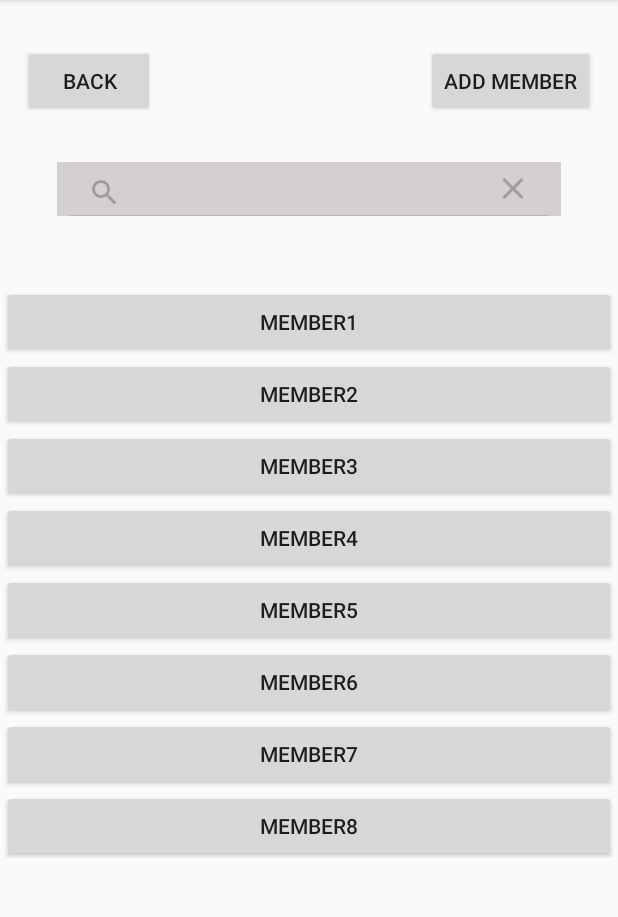
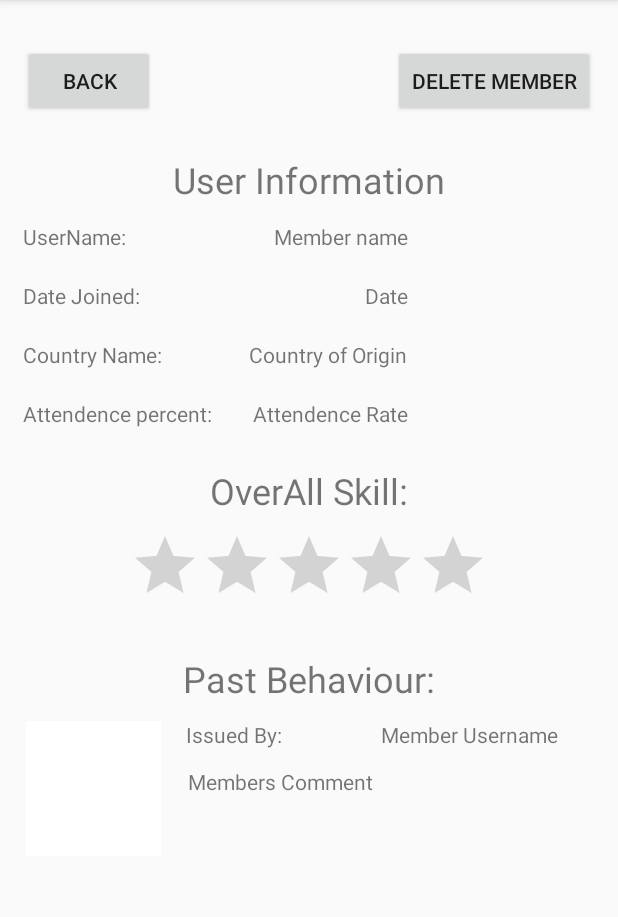
Before and after one commit to ideed/ClanManager, an Android app: the MemberActivity screen opened directly, with no data from a screen before it, after a tap on "MEMBER1", on a phone screen of 412 x 824 dp, the part 84-1001 px from its top. Run offline under Robolectric (Android 15) with nearby library versions, the phone set to English and light mode, and no system bars; 3 other taps on this screen came first.

Commit message:
Darragh fourth commit

```diff
--- a/app/src/main/java/com/example/clanmanager/ClanActivity.java
+++ b/app/src/main/java/com/example/clanmanager/ClanActivity.java
@@ -29,7 +29,7 @@ public class ClanActivity extends AppCompatActivity {
         clanName = (EditText)findViewById(R.id.editText1);
         create = (Button)findViewById(R.id.createBtn);
         join = (Button)findViewById(R.id.joinBtn);
-        delete = (Button)findViewById(R.id.deleteBtn);
+        delete = (Button)findViewById(R.id.button1);
 
 
         database = FirebaseDatabase.getInstance();
--- a/app/src/main/java/com/example/clanmanager/EventActivity.java
+++ b/app/src/main/java/com/example/clanmanager/EventActivity.java
@@ -18,8 +18,8 @@ public class EventActivity extends AppCompatActivity {
         super.onCreate(savedInstanceState);
         setContentView(R.layout.activity_event);
 
-        back = (Button)findViewById(R.id.button7);
-        editEvents = (Button)findViewById(R.id.button8);
+        back = (Button)findViewById(R.id.button5);
+        editEvents = (Button)findViewById(R.id.button6);
         calender = (CalendarView)findViewById(R.id.calendarView);
 
         back.setOnClickListener(new View.OnClickListener() {
--- a/app/src/main/java/com/example/clanmanager/MemberActivity.java
+++ b/app/src/main/java/com/example/clanmanager/MemberActivity.java
@@ -2,6 +2,7 @@ package com.example.clanmanager;
 
 import androidx.appcompat.app.AppCompatActivity;
 
+import android.content.Intent;
 import android.os.Bundle;
 import android.view.View;
 import android.widget.Button;
@@ -35,23 +36,23 @@ public class MemberActivity extends AppCompatActivity {
         super.onCreate(savedInstanceState);
         setContentView(R.layout.activity_member);
 
-        back = (Button)findViewById(R.id.button1);
+        back = (Button)findViewById(R.id.backBtn);
         addMember = (Button)findViewById(R.id.joinBtn);
-        member1 = (Button)findViewById(R.id.deleteBtn);
-        member2 = (Button)findViewById(R.id.button4);
-        member3 = (Button)findViewById(R.id.button5);
-        member4 = (Button)findViewById(R.id.button6);
-        member5 = (Button)findViewById(R.id.button7);
-        member6 = (Button)findViewById(R.id.button8);
-        member7 = (Button)findViewById(R.id.button9);
-        member8 = (Button)findViewById(R.id.button10);
-        member9 = (Button)findViewById(R.id.button11);
-        member10 = (Button)findViewById(R.id.button12);
-        member11 = (Button)findViewById(R.id.button13);
-        member12 = (Button)findViewById(R.id.button14);
-        member13 = (Button)findViewById(R.id.button15);
-        member14 = (Button)findViewById(R.id.button16);
-        member15 = (Button)findViewById(R.id.button17);
+        member1 = (Button)findViewById(R.id.button1);
+        member2 = (Button)findViewById(R.id.button2);
+        member3 = (Button)findViewById(R.id.button3);
+        member4 = (Button)findViewById(R.id.button4);
+        member5 = (Button)findViewById(R.id.button5);
+        member6 = (Button)findViewById(R.id.button6);
+        member7 = (Button)findViewById(R.id.button7);
+        member8 = (Button)findViewById(R.id.button8);
+        member9 = (Button)findViewById(R.id.button9);
+        member10 = (Button)findViewById(R.id.button10);
+        member11 = (Button)findViewById(R.id.button11);
+        member12 = (Button)findViewById(R.id.button12);
+        member13 = (Button)findViewById(R.id.button13);
+        member14 = (Button)findViewById(R.id.button14);
+        member15 = (Button)findViewById(R.id.button15);
         search = (SearchView)findViewById(R.id.searchView1);
         scroll = (ScrollView)findViewById(R.id.scrollView1);
 
@@ -72,105 +73,105 @@ public class MemberActivity extends AppCompatActivity {
         member1.setOnClickListener(new View.OnClickListener() {
             @Override
             public void onClick(View view) {
-
+                startActivity(new Intent(getApplicationContext(),MembersPageActivity.class));
             }
         });
 
         member2.setOnClickListener(new View.OnClickListener() {
             @Override
             public void onClick(View view) {
-
+                startActivity(new Intent(getApplicationContext(),MembersPageActivity.class));
             }
         });
 
         member3.setOnClickListener(new View.OnClickListener() {
             @Override
             public void onClick(View view) {
-
+                startActivity(new Intent(getApplicationContext(),MembersPageActivity.class));
             }
         });
 
         member4.setOnClickListener(new View.OnClickListener() {
             @Override
             public void onClick(View view) {
-
+                startActivity(new Intent(getApplicationContext(),MembersPageActivity.class));
             }
         });
 
         member5.setOnClickListener(new View.OnClickListener() {
             @Override
             public void onClick(View view) {
-
+                startActivity(new Intent(getApplicationContext(),MembersPageActivity.class));
             }
         });
 
         member6.setOnClickListener(new View.OnClickListener() {
             @Override
             public void onClick(View view) {
-
+                startActivity(new Intent(getApplicationContext(),MembersPageActivity.class));
             }
         });
 
         member7.setOnClickListener(new View.OnClickListener() {
             @Override
             public void onClick(View view) {
-
+                startActivity(new Intent(getApplicationContext(),MembersPageActivity.class));
             }
         });
 
         member8.setOnClickListener(new View.OnClickListener() {
             @Override
             public void onClick(View view) {
-
+                startActivity(new Intent(getApplicationContext(),MembersPageActivity.class));
             }
         });
 
         member9.setOnClickListener(new View.OnClickListener() {
             @Override
             public void onClick(View view) {
-
+                startActivity(new Intent(getApplicationContext(),MembersPageActivity.class));
             }
         });
 
         member10.setOnClickListener(new View.OnClickListener() {
             @Override
             public void onClick(View view) {
-
+                startActivity(new Intent(getApplicationContext(),MembersPageActivity.class));
             }
         });
 
         member11.setOnClickListener(new View.OnClickListener() {
             @Override
             public void onClick(View view) {
-
+                startActivity(new Intent(getApplicationContext(),MembersPageActivity.class));
             }
         });
 
         member12.setOnClickListener(new View.OnClickListener() {
             @Override
             public void onClick(View view) {
-
+                startActivity(new Intent(getApplicationContext(),MembersPageActivity.class));
             }
         });
 
         member13.setOnClickListener(new View.OnClickListener() {
             @Override
             public void onClick(View view) {
-
+                startActivity(new Intent(getApplicationContext(),MembersPageActivity.class));
             }
         });
 
         member14.setOnClickListener(new View.OnClickListener() {
             @Override
             public void onClick(View view) {
-
+                startActivity(new Intent(getApplicationContext(),MembersPageActivity.class));
             }
         });
 
         member15.setOnClickListener(new View.OnClickListener() {
             @Override
             public void onClick(View view) {
-
+                startActivity(new Intent(getApplicationContext(),MembersPageActivity.class));
             }
         });
         search.setOnClickListener(new View.OnClickListener() {
--- a/app/src/main/java/com/example/clanmanager/MembersPageActivity.java
+++ b/app/src/main/java/com/example/clanmanager/MembersPageActivity.java
@@ -3,12 +3,37 @@ package com.example.clanmanager;
 import androidx.appcompat.app.AppCompatActivity;
 
 import android.os.Bundle;
+import android.view.View;
+import android.widget.Button;
+import android.widget.RatingBar;
 
 public class MembersPageActivity extends AppCompatActivity {
+
+    private Button back;
+    private Button deleteMember;
+    private RatingBar rating;
 
     @Override
     protected void onCreate(Bundle savedInstanceState) {
         super.onCreate(savedInstanceState);
         setContentView(R.layout.activity_members_page);
+
+        back = (Button) findViewById(R.id.backBtn);
+        deleteMember = (Button) findViewById(R.id.button2);
+        rating = (RatingBar) findViewById(R.id.ratingBar1);
+
+        back.setOnClickListener(new View.OnClickListener() {
+            @Override
+            public void onClick(View view) {
+
+            }
+        });
+
+        deleteMember.setOnClickListener(new View.OnClickListener() {
+            @Override
+            public void onClick(View view) {
+
+            }
+        });
     }
 }
--- a/app/src/main/res/layout/activity_clan.xml
+++ b/app/src/main/res/layout/activity_clan.xml
@@ -52,7 +52,7 @@
         app:layout_constraintTop_toBottomOf="@+id/textView3" />
 
     <Button
-        android:id="@+id/deleteBtn"
+        android:id="@+id/button1"
         android:layout_width="wrap_content"
         android:layout_height="wrap_content"
         android:layout_marginStart="25dp"
@@ -93,7 +93,7 @@
         android:layout_marginTop="20dp"
         android:text="Name of the clan you wish to delete."
         app:layout_constraintStart_toStartOf="parent"
-        app:layout_constraintTop_toBottomOf="@+id/deleteBtn" />
+        app:layout_constraintTop_toBottomOf="@+id/button1" />
 
     <EditText
         android:id="@+id/editText1"
--- a/app/src/main/res/layout/activity_event.xml
+++ b/app/src/main/res/layout/activity_event.xml
@@ -7,7 +7,7 @@
     tools:context=".EventActivity">
 
     <Button
-        android:id="@+id/button8"
+        android:id="@+id/button6"
         android:layout_width="wrap_content"
         android:layout_height="wrap_content"
         android:layout_marginTop="30dp"
@@ -18,7 +18,7 @@
         app:layout_constraintTop_toTopOf="parent" />
 
     <Button
-        android:id="@+id/button7"
+        android:id="@+id/button5"
         android:layout_width="wrap_content"
         android:layout_height="wrap_content"
         android:layout_marginStart="15dp"
@@ -40,7 +40,7 @@
         app:layout_constraintEnd_toEndOf="parent"
         app:layout_constraintHorizontal_bias="0.48"
         app:layout_constraintStart_toStartOf="parent"
-        app:layout_constraintTop_toBottomOf="@+id/button8" />
+        app:layout_constraintTop_toBottomOf="@+id/button6" />
 
     <TextView
         android:id="@+id/textView8"
--- a/app/src/main/res/layout/activity_member.xml
+++ b/app/src/main/res/layout/activity_member.xml
@@ -7,7 +7,7 @@
     tools:context=".MemberActivity">
 
     <Button
-        android:id="@+id/button1"
+        android:id="@+id/backBtn"
         android:layout_width="wrap_content"
         android:layout_height="wrap_content"
         android:layout_marginStart="15dp"
@@ -40,7 +40,7 @@
         android:background="#D5D0D0"
         app:layout_constraintEnd_toEndOf="parent"
         app:layout_constraintStart_toStartOf="parent"
-        app:layout_constraintTop_toBottomOf="@+id/button1" />
+        app:layout_constraintTop_toBottomOf="@+id/backBtn" />
 
     <ScrollView
         android:id="@+id/scrollView1"
@@ -58,91 +58,91 @@
             android:orientation="vertical">
 
             <Button
-                android:id="@+id/deleteBtn"
+                android:id="@+id/button1"
                 android:layout_width="match_parent"
                 android:layout_height="wrap_content"
                 android:text="Member1" />
 
             <Button
-                android:id="@+id/button4"
+                android:id="@+id/button2"
                 android:layout_width="match_parent"
                 android:layout_height="wrap_content"
                 android:text="Member2" />
 
             <Button
-                android:id="@+id/button5"
+                android:id="@+id/button3"
                 android:layout_width="match_parent"
                 android:layout_height="wrap_content"
                 android:text="Member3" />
 
             <Button
-                android:id="@+id/button6"
+                android:id="@+id/button4"
                 android:layout_width="match_parent"
                 android:layout_height="wrap_content"
                 android:text="Member4" />
 
             <Button
-                android:id="@+id/button7"
+                android:id="@+id/button5"
                 android:layout_width="match_parent"
                 android:layout_height="wrap_content"
                 android:text="Member5" />
 
             <Button
-                android:id="@+id/button8"
+                android:id="@+id/button6"
                 android:layout_width="match_parent"
                 android:layout_height="wrap_content"
                 android:text="Member6" />
 
             <Button
-                android:id="@+id/button9"
+                android:id="@+id/button7"
                 android:layout_width="match_parent"
                 android:layout_height="wrap_content"
                 android:text="Member7" />
 
             <Button
-                android:id="@+id/button10"
+                android:id="@+id/button8"
                 android:layout_width="match_parent"
                 android:layout_height="wrap_content"
                 android:text="Member8" />
 
             <Button
-                android:id="@+id/button11"
+                android:id="@+id/button9"
                 android:layout_width="match_parent"
                 android:layout_height="wrap_content"
                 android:text="Member9" />
 
             <Button
-                android:id="@+id/button12"
+                android:id="@+id/button10"
                 android:layout_width="match_parent"
                 android:layout_height="wrap_content"
                 android:text="Member10" />
 
             <Button
-                android:id="@+id/button13"
+                android:id="@+id/button11"
                 android:layout_width="match_parent"
                 android:layout_height="wrap_content"
                 android:text="Member11" />
 
             <Button
-                android:id="@+id/button14"
+                android:id="@+id/button12"
                 android:layout_width="match_parent"
                 android:layout_height="wrap_content"
                 android:text="Member12" />
 
             <Button
-                android:id="@+id/button15"
+                android:id="@+id/button13"
                 android:layout_width="match_parent"
                 android:layout_height="wrap_content"
                 android:text="Member13" />
 
             <Button
-                android:id="@+id/button16"
+                android:id="@+id/button14"
                 android:layout_width="match_parent"
                 android:layout_height="wrap_content"
                 android:text="Member14" />
 
             <Button
-                android:id="@+id/button17"
+                android:id="@+id/button15"
                 android:layout_width="match_parent"
                 android:layout_height="wrap_content"
                 android:text="Member15" />
--- a/app/src/main/res/layout/activity_members_page.xml
+++ b/app/src/main/res/layout/activity_members_page.xml
@@ -7,7 +7,7 @@
     tools:context=".MembersPageActivity">
 
     <Button
-        android:id="@+id/button18"
+        android:id="@+id/backBtn"
         android:layout_width="wrap_content"
         android:layout_height="wrap_content"
         android:layout_marginStart="15dp"
@@ -18,7 +18,7 @@
         app:layout_constraintTop_toTopOf="parent" />
 
     <Button
-        android:id="@+id/button19"
+        android:id="@+id/button2"
         android:layout_width="wrap_content"
         android:layout_height="wrap_content"
         android:layout_marginTop="30dp"
@@ -29,7 +29,7 @@
         app:layout_constraintTop_toTopOf="parent" />
 
     <TextView
-        android:id="@+id/textView10"
+        android:id="@+id/textView2"
         android:layout_width="wrap_content"
         android:layout_height="wrap_content"
         android:layout_marginStart="15dp"
@@ -37,10 +37,10 @@
         android:layout_marginTop="70dp"
         android:text="UserName:"
         app:layout_constraintStart_toStartOf="parent"
-        app:layout_constraintTop_toBottomOf="@+id/button18" />
+        app:layout_constraintTop_toBottomOf="@+id/backBtn" />
 
     <TextView
-        android:id="@+id/textView11"
+        android:id="@+id/textView4"
         android:layout_width="wrap_content"
         android:layout_height="wrap_content"
         android:layout_marginStart="15dp"
@@ -48,10 +48,10 @@
         android:layout_marginTop="20dp"
         android:text="Date Joined:"
         app:layout_constraintStart_toStartOf="parent"
-        app:layout_constraintTop_toBottomOf="@+id/textView10" />
+        app:layout_constraintTop_toBottomOf="@+id/textView2" />
 
     <TextView
-        android:id="@+id/textView12"
+        android:id="@+id/textView6"
         android:layout_width="wrap_content"
         android:layout_height="wrap_content"
         android:layout_marginStart="15dp"
@@ -59,10 +59,10 @@
         android:layout_marginTop="20dp"
         android:text="Country Name:"
         app:layout_constraintStart_toStartOf="parent"
-        app:layout_constraintTop_toBottomOf="@+id/textView11" />
+        app:layout_constraintTop_toBottomOf="@+id/textView4" />
 
     <TextView
-        android:id="@+id/textView13"
+        android:id="@+id/textView3"
         android:layout_width="wrap_content"
         android:layout_height="wrap_content"
         android:layout_marginTop="12dp"
@@ -70,10 +70,10 @@
         android:layout_marginRight="140dp"
         android:text="Member name"
         app:layout_constraintEnd_toEndOf="parent"
-        app:layout_constraintTop_toBottomOf="@+id/textView23" />
+        app:layout_constraintTop_toBottomOf="@+id/textView1" />
 
     <TextView
-        android:id="@+id/textView15"
+        android:id="@+id/textView7"
         android:layout_width="wrap_content"
         android:layout_height="wrap_content"
         android:layout_marginTop="20dp"
@@ -81,10 +81,10 @@
         android:layout_marginRight="140dp"
         android:text="Country of Origin"
         app:layout_constraintEnd_toEndOf="parent"
-        app:layout_constraintTop_toBottomOf="@+id/textView24" />
+        app:layout_constraintTop_toBottomOf="@+id/textView5" />
 
     <TextView
-        android:id="@+id/textView16"
+        android:id="@+id/textView8"
         android:layout_width="wrap_content"
         android:layout_height="wrap_content"
         android:layout_marginStart="15dp"
@@ -92,10 +92,10 @@
         android:layout_marginTop="20dp"
         android:text="Attendence percent:"
         app:layout_constraintStart_toStartOf="parent"
-        app:layout_constraintTop_toBottomOf="@+id/textView12" />
+        app:layout_constraintTop_toBottomOf="@+id/textView6" />
 
     <TextView
-        android:id="@+id/textView17"
+        android:id="@+id/textView9"
         android:layout_width="wrap_content"
         android:layout_height="wrap_content"
         android:layout_marginTop="20dp"
@@ -103,10 +103,10 @@
         android:layout_marginRight="140dp"
         android:text="Attendence Rate"
         app:layout_constraintEnd_toEndOf="parent"
-        app:layout_constraintTop_toBottomOf="@+id/textView15" />
+        app:layout_constraintTop_toBottomOf="@+id/textView7" />
 
     <RatingBar
-        android:id="@+id/ratingBar2"
+        android:id="@+id/ratingBar1"
         android:layout_width="wrap_content"
         android:layout_height="wrap_content"
         android:layout_marginStart="85dp"
@@ -116,10 +116,10 @@
         android:layout_marginRight="86dp"
         app:layout_constraintEnd_toEndOf="parent"
         app:layout_constraintStart_toStartOf="parent"
-        app:layout_constraintTop_toBottomOf="@+id/textView18" />
+        app:layout_constraintTop_toBottomOf="@+id/textView10" />
 
     <TextView
-        android:id="@+id/textView18"
+        android:id="@+id/textView10"
         android:layout_width="wrap_content"
         android:layout_height="wrap_content"
         android:layout_marginStart="140dp"
@@ -131,10 +131,10 @@
         android:textSize="24sp"
         app:layout_constraintEnd_toEndOf="parent"
         app:layout_constraintStart_toStartOf="parent"
-        app:layout_constraintTop_toBottomOf="@+id/textView17" />
+        app:layout_constraintTop_toBottomOf="@+id/textView9" />
 
     <TextView
-        android:id="@+id/textView19"
+        android:id="@+id/textView11"
         android:layout_width="wrap_content"
         android:layout_height="wrap_content"
         android:layout_marginStart="140dp"
@@ -146,32 +146,32 @@
         android:textSize="24sp"
         app:layout_constraintEnd_toEndOf="parent"
         app:layout_constraintStart_toStartOf="parent"
-        app:layout_constraintTop_toBottomOf="@+id/ratingBar2" />
+        app:layout_constraintTop_toBottomOf="@+id/ratingBar1" />
 
     <ImageView
-        android:id="@+id/imageView5"
+        android:id="@+id/imageView1"
         android:layout_width="93dp"
         android:layout_height="90dp"
         android:layout_marginStart="15dp"
         android:layout_marginLeft="15dp"
         android:layout_marginTop="70dp"
         app:layout_constraintStart_toStartOf="parent"
-        app:layout_constraintTop_toBottomOf="@+id/ratingBar2"
+        app:layout_constraintTop_toBottomOf="@+id/ratingBar1"
         app:srcCompat="@mipmap/thumbsup" />
 
     <TextView
-        android:id="@+id/textView20"
+        android:id="@+id/textView12"
         android:layout_width="wrap_content"
         android:layout_height="wrap_content"
         android:layout_marginStart="15dp"
         android:layout_marginLeft="15dp"
         android:layout_marginTop="11dp"
         android:text="Issued By:"
-        app:layout_constraintStart_toEndOf="@+id/imageView5"
-        app:layout_constraintTop_toBottomOf="@+id/textView19" />
+        app:layout_constraintStart_toEndOf="@+id/imageView1"
+        app:layout_constraintTop_toBottomOf="@+id/textView11" />
 
     <TextView
-        android:id="@+id/textView21"
+        android:id="@+id/textView13"
         android:layout_width="wrap_content"
         android:layout_height="wrap_content"
         android:layout_marginTop="11dp"
@@ -179,10 +179,10 @@
         android:layout_marginRight="40dp"
         android:text="Member Username"
         app:layout_constraintEnd_toEndOf="parent"
-        app:layout_constraintTop_toBottomOf="@+id/textView19" />
+        app:layout_constraintTop_toBottomOf="@+id/textView11" />
 
     <TextView
-        android:id="@+id/textView22"
+        android:id="@+id/textView14"
         android:layout_width="261dp"
         android:layout_height="59dp"
         android:layout_marginTop="12dp"
@@ -190,10 +190,10 @@
         android:layout_marginRight="25dp"
         android:text="Members Comment"
         app:layout_constraintEnd_toEndOf="parent"
-        app:layout_constraintTop_toBottomOf="@+id/textView20" />
+        app:layout_constraintTop_toBottomOf="@+id/textView12" />
 
     <TextView
-        android:id="@+id/textView23"
+        android:id="@+id/textView1"
         android:layout_width="wrap_content"
         android:layout_height="wrap_content"
         android:layout_marginStart="110dp"
@@ -205,10 +205,10 @@
         android:textSize="24sp"
         app:layout_constraintEnd_toEndOf="parent"
         app:layout_constraintStart_toStartOf="parent"
-        app:layout_constraintTop_toBottomOf="@+id/button19" />
+        app:layout_constraintTop_toBottomOf="@+id/button2" />
 
     <TextView
-        android:id="@+id/textView24"
+        android:id="@+id/textView5"
         android:layout_width="wrap_content"
         android:layout_height="wrap_content"
         android:layout_marginTop="20dp"
@@ -216,5 +216,5 @@
         android:layout_marginRight="140dp"
         android:text="Date"
         app:layout_constraintEnd_toEndOf="parent"
-        app:layout_constraintTop_toBottomOf="@+id/textView13" />
+        app:layout_constraintTop_toBottomOf="@+id/textView3" />
 </androidx.constraintlayout.widget.ConstraintLayout>
```
Also changed, not shown: app/src/main/java/com/example/clanmanager/AwardsActivity.java (+59 -0 lines), app/src/main/res/layout/activity_awards.xml (+43 -11 lines), app/src/main/res/values/strings.xml (+8 -0 lines).
